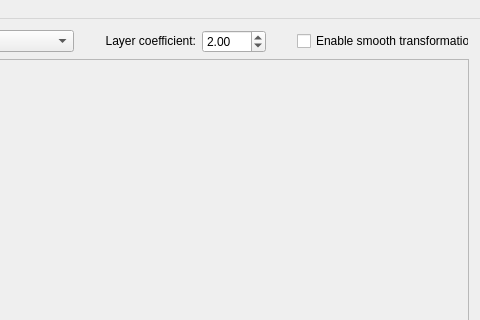
The window that pyramid.ui (VictorIP513/MovaviTest) describes before a commit, drawn with Qt 5; both pictures show x 320 to 800 and y 0 to 320 of the 800 by 600 pixel window.
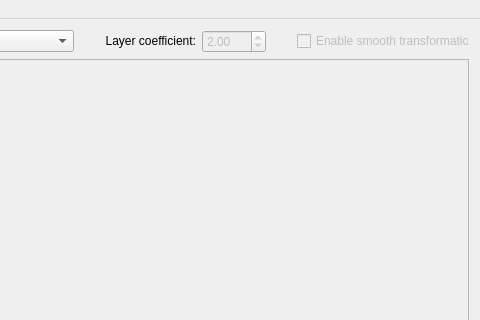
The same window after the commit.

Commit message: Некоторые компоненты теперь недоступны до открытия изображения

The edit to the form file:
```diff
--- a/pyramid.ui
+++ b/pyramid.ui
@@ -172,6 +172,9 @@
         </item>
         <item>
          <widget class="QDoubleSpinBox" name="layerCoefficientDoubleSpinBox">
+          <property name="enabled">
+           <bool>false</bool>
+          </property>
           <property name="sizePolicy">
            <sizepolicy hsizetype="Fixed" vsizetype="Fixed">
             <horstretch>0</horstretch>
@@ -216,6 +219,9 @@
         </item>
         <item>
          <widget class="QCheckBox" name="smoothTransformationCheckBox">
+          <property name="enabled">
+           <bool>false</bool>
+          </property>
           <property name="sizePolicy">
            <sizepolicy hsizetype="Fixed" vsizetype="Fixed">
             <horstretch>0</horstretch>
```
Left out of the diff: 3 changed lines with no effect on the pictures. The commit also changes 1 other file.
